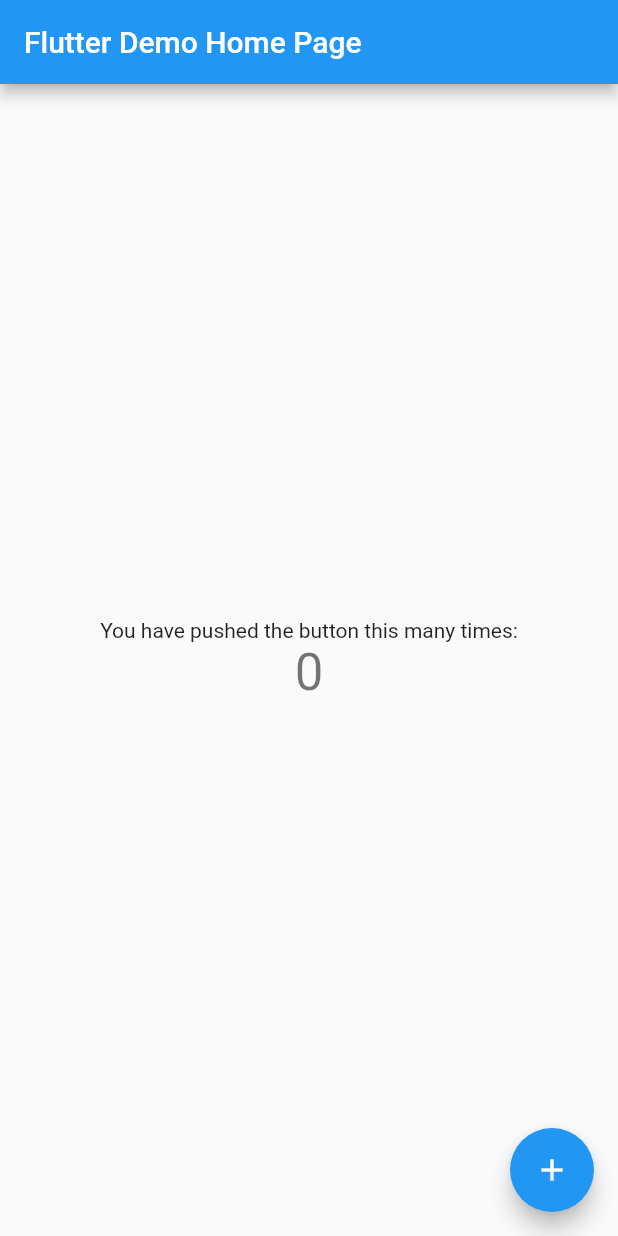
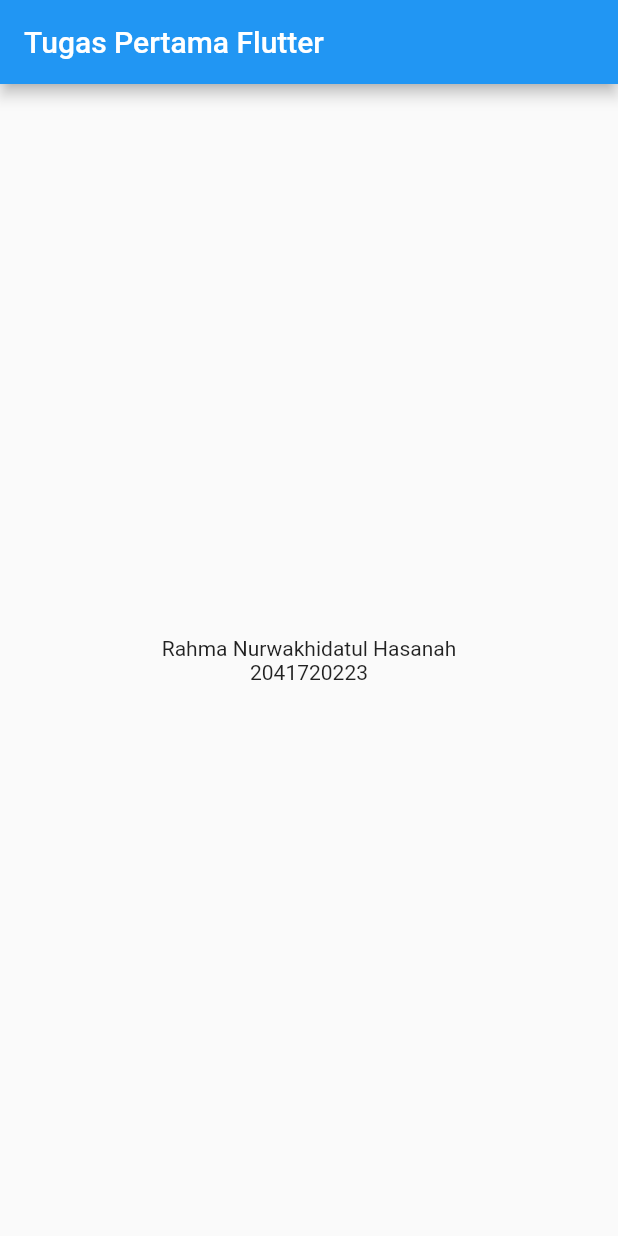
Before and after one commit to gengsR/hello_world, a Flutter app: the screen it shows after launch, on a phone screen of 412 x 824 dp. Run offline on Flutter 3.47's test engine with Material 2 defaults, Android fonts, the phone set to English and light mode, and no system bars.

Commit message:
Hello_Word Menambah Nama & Nim

```diff
--- a/lib/main.dart
+++ b/lib/main.dart
@@ -5,7 +5,7 @@ void main() {
 }
 
 class MyApp extends StatelessWidget {
-  const MyApp({super.key});
+  const MyApp({Key? key}) : super(key: key);
 
   // This widget is the root of your application.
   @override
@@ -24,13 +24,13 @@ class MyApp extends StatelessWidget {
         // is not restarted.
         primarySwatch: Colors.blue,
       ),
-      home: const MyHomePage(title: 'Flutter Demo Home Page'),
+      home: const MyHomePage(title: 'Tugas Pertama Flutter'),
     );
   }
 }
 
 class MyHomePage extends StatefulWidget {
-  const MyHomePage({super.key, required this.title});
+  const MyHomePage({Key? key, required this.title}) : super(key: key);
 
   // This widget is the home page of your application. It is stateful, meaning
   // that it has a State object (defined below) that contains fields that affect
@@ -48,19 +48,6 @@ class MyHomePage extends StatefulWidget {
 }
 
 class _MyHomePageState extends State<MyHomePage> {
-  int _counter = 0;
-
-  void _incrementCounter() {
-    setState(() {
-      // This call to setState tells the Flutter framework that something has
-      // changed in this State, which causes it to rerun the build method below
-      // so that the display can reflect the updated values. If we changed
-      // _counter without calling setState(), then the build method would not be
-      // called again, and so nothing would appear to happen.
-      _counter++;
-    });
-  }
-
   @override
   Widget build(BuildContext context) {
     // This method is rerun every time setState is called, for instance as done
@@ -94,22 +81,22 @@ class _MyHomePageState extends State<MyHomePage> {
           // axis because Columns are vertical (the cross axis would be
           // horizontal).
           mainAxisAlignment: MainAxisAlignment.center,
+          // ignore: prefer_const_literals_to_create_immutables
           children: <Widget>[
             const Text(
-              'You have pushed the button this many times:',
+              'Rahma Nurwakhidatul Hasanah',
             ),
-            Text(
-              '$_counter',
-              style: Theme.of(context).textTheme.headline4,
+            const Text(
+              '2041720223',
             ),
+            // Text(
+            //   '$_counter',
+            //   style: Theme.of(context).textTheme.headline4,
+            // ),
           ],
         ),
       ),
-      floatingActionButton: FloatingActionButton(
-        onPressed: _incrementCounter,
-        tooltip: 'Increment',
-        child: const Icon(Icons.add),
-      ), // This trailing comma makes auto-formatting nicer for build methods.
+      // This trailing comma makes auto-formatting nicer for build methods.
     );
   }
 }
```
